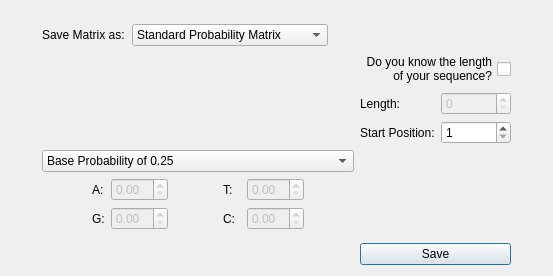
Old version of the form src/matrixFromSequence.ui in the repository TaronSilver/genom.
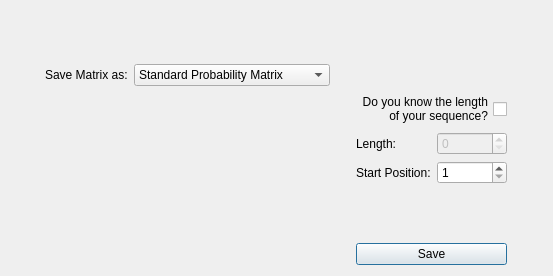
New version of the form.

Commit message: Adapted the new version to Qt. Also now the user is asked the output only once, it takes the former name and adds M to it (for Matrix?)

```diff
--- a/src/matrixFromSequence.ui
+++ b/src/matrixFromSequence.ui
@@ -73,168 +73,6 @@
      </property>
     </widget>
    </item>
-   <item row="4" column="1" colspan="2">
-    <layout class="QGridLayout" name="gridLayout_3">
-     <item row="2" column="2">
-      <widget class="QDoubleSpinBox" name="spinA">
-       <property name="enabled">
-        <bool>false</bool>
-       </property>
-      </widget>
-     </item>
-     <item row="3" column="4">
-      <widget class="QLabel" name="label_6">
-       <property name="text">
-        <string>C:</string>
-       </property>
-      </widget>
-     </item>
-     <item row="3" column="6">
-      <widget class="QDoubleSpinBox" name="spinC">
-       <property name="enabled">
-        <bool>false</bool>
-       </property>
-      </widget>
-     </item>
-     <item row="2" column="6">
-      <widget class="QDoubleSpinBox" name="spinT">
-       <property name="enabled">
-        <bool>false</bool>
-       </property>
-      </widget>
-     </item>
-     <item row="3" column="0">
-      <spacer name="horizontalSpacer_2">
-       <property name="orientation">
-        <enum>Qt::Horizontal</enum>
-       </property>
-       <property name="sizeHint" stdset="0">
-        <size>
-         <width>40</width>
-         <height>20</height>
-        </size>
-       </property>
-      </spacer>
-     </item>
-     <item row="2" column="1">
-      <widget class="QLabel" name="label">
-       <property name="text">
-        <string>A:</string>
-       </property>
-      </widget>
-     </item>
-     <item row="3" column="1">
-      <widget class="QLabel" name="label_5">
-       <property name="text">
-        <string>G:</string>
-       </property>
-      </widget>
-     </item>
-     <item row="3" column="7">
-      <spacer name="horizontalSpacer_4">
-       <property name="orientation">
-        <enum>Qt::Horizontal</enum>
-       </property>
-       <property name="sizeHint" stdset="0">
-        <size>
-         <width>40</width>
-         <height>20</height>
-        </size>
-       </property>
-      </spacer>
-     </item>
-     <item row="2" column="4">
-      <widget class="QLabel" name="label_7">
-       <property name="text">
-        <string>T:</string>
-       </property>
-      </widget>
-     </item>
-     <item row="2" column="0">
-      <spacer name="horizontalSpacer">
-       <property name="orientation">
-        <enum>Qt::Horizontal</enum>
-       </property>
-       <property name="sizeHint" stdset="0">
-        <size>
-         <width>40</width>
-         <height>20</height>
-        </size>
-       </property>
-      </spacer>
-     </item>
-     <item row="2" column="7">
-      <spacer name="horizontalSpacer_3">
-       <property name="orientation">
-        <enum>Qt::Horizontal</enum>
-       </property>
-       <property name="sizeHint" stdset="0">
-        <size>
-         <width>40</width>
-         <height>20</height>
-        </size>
-       </property>
-      </spacer>
-     </item>
-     <item row="3" column="2">
-      <widget class="QDoubleSpinBox" name="spinG">
-       <property name="enabled">
-        <bool>false</bool>
-       </property>
-      </widget>
-     </item>
-     <item row="2" column="3">
-      <spacer name="horizontalSpacer_5">
-       <property name="orientation">
-        <enum>Qt::Horizontal</enum>
-       </property>
-       <property name="sizeHint" stdset="0">
-        <size>
-         <width>40</width>
-         <height>20</height>
-        </size>
-       </property>
-      </spacer>
-     </item>
-     <item row="3" column="3">
-      <spacer name="horizontalSpacer_6">
-       <property name="orientation">
-        <enum>Qt::Horizontal</enum>
-       </property>
-       <property name="sizeHint" stdset="0">
-        <size>
-         <width>40</width>
-         <height>20</height>
-        </size>
-       </property>
-      </spacer>
-     </item>
-     <item row="1" column="0" colspan="8">
-      <widget class="QComboBox" name="chooseBase">
-       <item>
-        <property name="text">
-         <string>Base Probability of 0.25</string>
-        </property>
-       </item>
-       <item>
-        <property name="text">
-         <string>No base Probability</string>
-        </property>
-       </item>
-       <item>
-        <property name="text">
-         <string>Base Probability calculated from the input sequence</string>
-        </property>
-       </item>
-       <item>
-        <property name="text">
-         <string>Custom Base Probability</string>
-        </property>
-       </item>
-      </widget>
-     </item>
-    </layout>
-   </item>
    <item row="0" column="1">
     <spacer name="verticalSpacer_5">
      <property name="orientation">
```
The commit also changes 18 other files.
